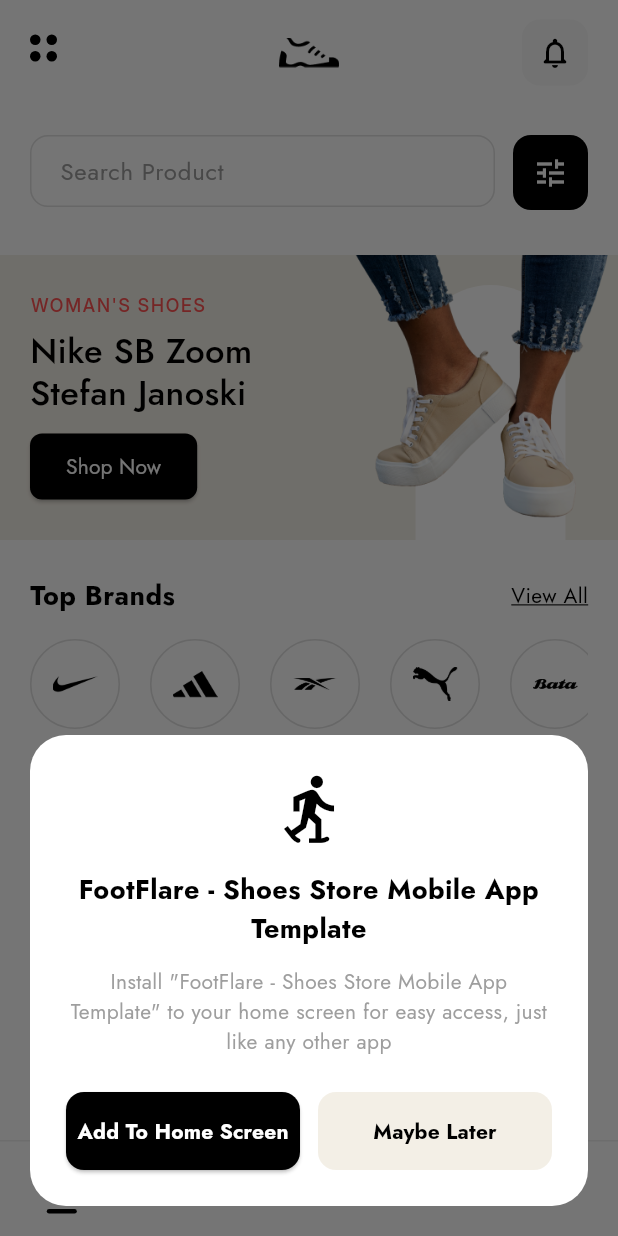
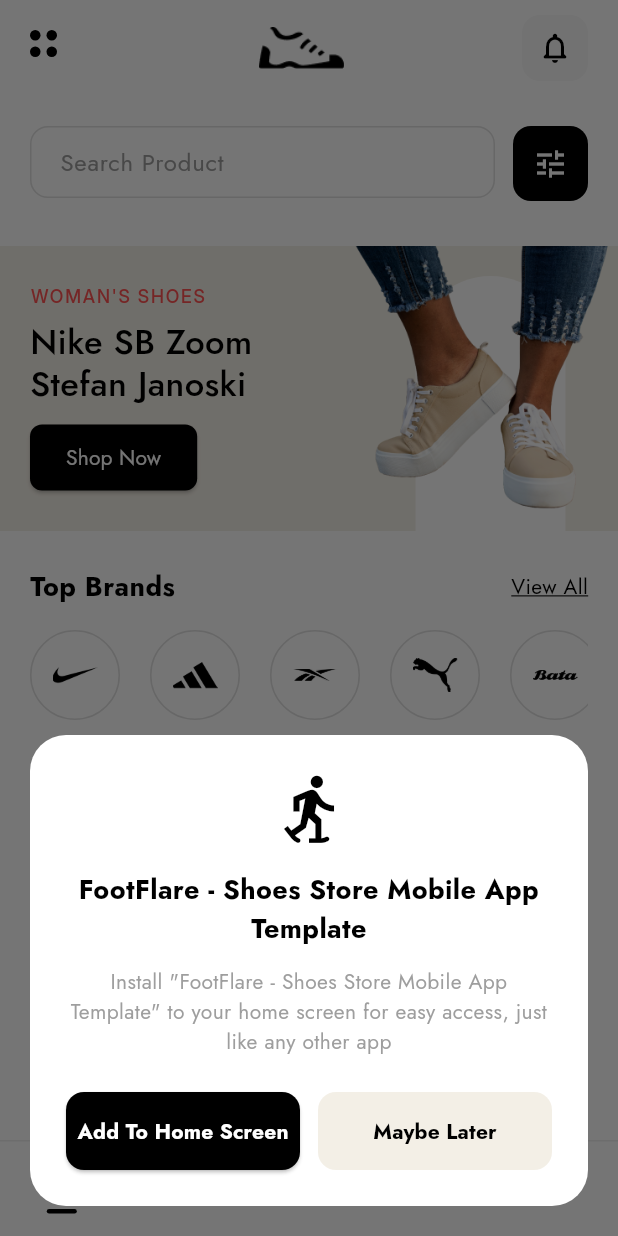
Before and after one commit to lizzeart/footflare, a Flutter app: the screen it shows after launch, on a phone screen of 412 x 824 dp. Run offline on Flutter 3.47's test engine with Material 3 defaults, Android fonts, the phone set to English and light mode, and no system bars; our stand-ins replace image_picker.

Commit message:
nav samping

```diff
--- a/lib/presentation/home/widgets/home_app_bar.dart
+++ b/lib/presentation/home/widgets/home_app_bar.dart
@@ -1,5 +1,6 @@
 import 'package:flutter/material.dart';
 import '../../notification/notification_page.dart';
+import '../home_page.dart'; // Wajib di-import agar logo bisa kembali ke Home
 
 class HomeAppBar extends StatelessWidget implements PreferredSizeWidget {
   const HomeAppBar({super.key});
@@ -11,17 +12,18 @@
 
     return SafeArea(
       child: Padding(
-        padding: const EdgeInsets.symmetric(horizontal: 20, vertical: 10),
-        // Menggunakan Stack agar Logo bisa persis di tengah (center) mutlak
-        child: Stack(
-          alignment: Alignment.center,
+        padding: const EdgeInsets.symmetric(horizontal: 10, vertical: 10), // Sedikit melebarkan area pinggir
+        child: Row(
+          mainAxisAlignment: MainAxisAlignment.spaceBetween,
           children: [
-
-            // --- KIRI: ICON MENU KUSTOM (4 Titik) ---
-            Align(
-              alignment: Alignment.centerLeft,
-              child: GestureDetector(
+            // --- 1. ICON MENU KUSTOM (Hitbox Diperbesar) ---
+            GestureDetector(
+              // behavior: HitTestBehavior.opaque membuat seluruh area Container bisa diklik,
+              // bukan hanya pas di warna hitamnya saja.
+              behavior: HitTestBehavior.opaque,
               onTap: () => Scaffold.of(context).openDrawer(),
+              child: Container(
+                padding: const EdgeInsets.all(10), // Padding ini memperbesar "area sentuh" (hitbox) jari
                 child: SizedBox(
                   width: 24,
                   height: 24,
@@ -41,19 +43,28 @@
               ),
             ),
 
-            // --- TENGAH: LOGO APLIKASI (Diperkecil & Center) ---
-            Image.asset(
+            // --- 2. LOGO APLIKASI BISA DIKLIK & DIPERBESAR ---
+            GestureDetector(
+              onTap: () {
+                // Menghapus semua tumpukan halaman sebelumnya dan mereset paksa ke Home
+                Navigator.pushAndRemoveUntil(
+                  context,
+                  MaterialPageRoute(builder: (_) => const HomePage()),
+                  (route) => false
+                );
+              },
+              child: Image.asset(
                 isDark ? 'assets/images/logo-putih.png' : 'assets/images/logo-hitam.png',
-              height: 20, // Ukuran diperkecil dari 28 menjadi 20 agar lebih proporsional
+                height: 28, // Diperbesar dari sebelumnya 28 agar lebih ideal
                 fit: BoxFit.contain,
               ),
+            ),
 
-            // --- KANAN: ICON NOTIFIKASI ---
-            Align(
-              alignment: Alignment.centerRight,
-              child: GestureDetector(
+            // --- 3. ICON NOTIFIKASI ---
+            GestureDetector(
               onTap: () => Navigator.push(context, MaterialPageRoute(builder: (_) => const NotificationPage())),
               child: Container(
+                margin: const EdgeInsets.only(right: 10),
                 padding: const EdgeInsets.all(10),
                 decoration: BoxDecoration(
                   color: isDark ? const Color(0xFF2A2D3A) : const Color(0xFFF8F8F8),
@@ -66,8 +77,6 @@
                 ),
               ),
             ),
-            ),
-
           ],
         ),
       ),
```
Lines whose indentation alone changed are shown as unchanged.
